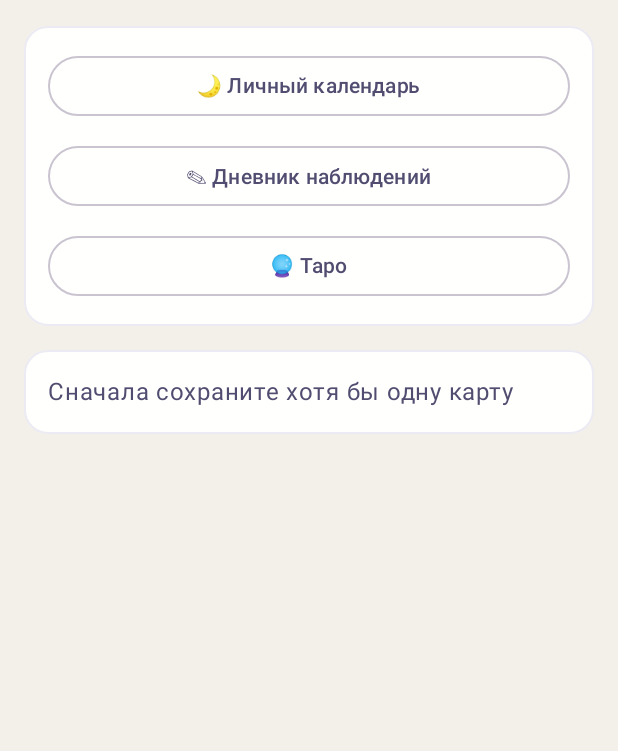
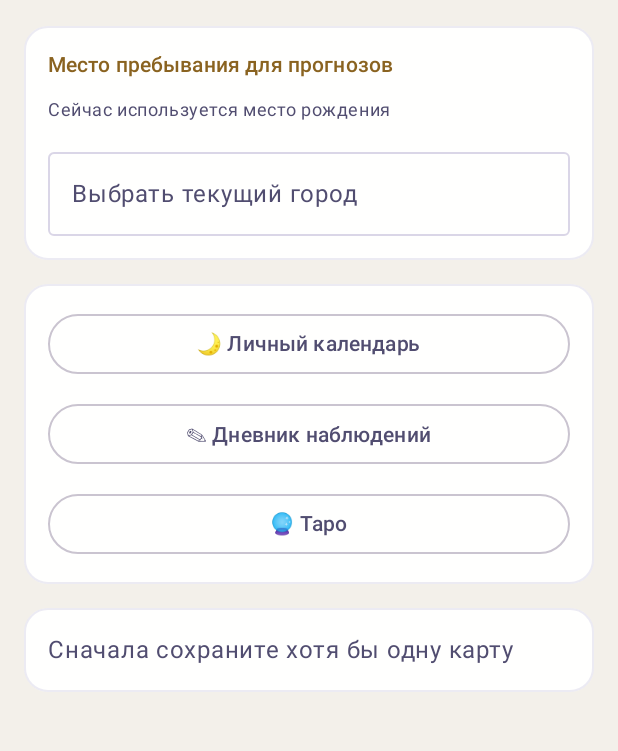
Before and after one commit to shubinarti-glitch/astro-calculator, an Android app built with Jetpack Compose: the composable ToolsScreen shown on its own in the app's theme, on a phone screen of 412 x 824 dp, the part 100-851 px from its top. Run offline under Robolectric (Android 15) with nearby library versions, the light colour scheme and no system bars; our stand-ins replace Dagger/Hilt's generated code, Room's generated code; network calls fail.

Commit message:
Add current city selection for forecasts

```diff
--- a/android/app/src/main/java/ru/astrosmap/app/ui/tools/ForecastScreen.kt
+++ b/android/app/src/main/java/ru/astrosmap/app/ui/tools/ForecastScreen.kt
@@ -34,6 +34,7 @@ import kotlinx.coroutines.launch
 import ru.astrosmap.app.R
 import ru.astrosmap.app.data.ChartDao
 import ru.astrosmap.app.data.JournalDao
+import ru.astrosmap.app.data.ForecastLocationStore
 import ru.astrosmap.app.data.api.AstroApi
 import ru.astrosmap.app.data.api.DateDto
 import ru.astrosmap.app.data.api.ForecastApiRequest
@@ -88,6 +89,7 @@ class ForecastViewModel @Inject constructor(
                         natal = entity.toNatalRequest(),
                         start = DateDto(range.first.year, range.first.monthValue, range.first.dayOfMonth),
                         end = DateDto(range.second.year, range.second.monthValue, range.second.dayOfMonth),
+                        location = ForecastLocationStore.get(context),
                     ),
                 )
             }
--- a/android/app/src/main/java/ru/astrosmap/app/ui/tools/ReturnScreen.kt
+++ b/android/app/src/main/java/ru/astrosmap/app/ui/tools/ReturnScreen.kt
@@ -28,12 +28,14 @@ import androidx.lifecycle.SavedStateHandle
 import androidx.lifecycle.ViewModel
 import androidx.lifecycle.viewModelScope
 import dagger.hilt.android.lifecycle.HiltViewModel
+import dagger.hilt.android.qualifiers.ApplicationContext
 import kotlinx.coroutines.flow.MutableStateFlow
 import kotlinx.coroutines.flow.StateFlow
 import kotlinx.coroutines.launch
 import kotlinx.serialization.json.JsonObject
 import ru.astrosmap.app.R
 import ru.astrosmap.app.data.ChartDao
+import ru.astrosmap.app.data.ForecastLocationStore
 import ru.astrosmap.app.data.RemoteChart
 import ru.astrosmap.app.data.api.AstroApi
 import ru.astrosmap.app.data.api.ReturnApiRequest
@@ -47,6 +49,7 @@ import javax.inject.Inject
 @HiltViewModel
 class ReturnViewModel @Inject constructor(
     savedStateHandle: SavedStateHandle,
+    @ApplicationContext private val context: android.content.Context,
     private val dao: ChartDao,
     private val api: AstroApi,
 ) : ViewModel() {
@@ -90,6 +93,7 @@ class ReturnViewModel @Inject constructor(
                         year = year,
                         month = if (isLunar) month else null,
                         returnType = if (isLunar) "Lunar" else "Solar",
+                        location = ForecastLocationStore.get(context),
                     ),
                 )
             }
@@ -102,6 +106,7 @@ class ReturnViewModel @Inject constructor(
                             natal = entity.toNatalRequest(),
                             year = year - 1,
                             returnType = "Solar",
+                            location = ForecastLocationStore.get(context),
                         ),
                     )
                 }
--- a/android/app/src/main/java/ru/astrosmap/app/ui/tools/ToolsScreen.kt
+++ b/android/app/src/main/java/ru/astrosmap/app/ui/tools/ToolsScreen.kt
@@ -14,7 +14,9 @@ import androidx.compose.material3.AlertDialog
 import androidx.compose.material3.Button
 import androidx.compose.material3.MaterialTheme
 import androidx.compose.material3.OutlinedButton
+import androidx.compose.material3.OutlinedTextField
 import androidx.compose.material3.RadioButton
+import androidx.compose.material3.Surface
 import androidx.compose.material3.Text
 import androidx.compose.material3.TextButton
 import androidx.compose.runtime.Composable
@@ -34,18 +36,25 @@ import androidx.hilt.navigation.compose.hiltViewModel
 import androidx.lifecycle.ViewModel
 import androidx.lifecycle.viewModelScope
 import dagger.hilt.android.lifecycle.HiltViewModel
+import dagger.hilt.android.qualifiers.ApplicationContext
+import kotlinx.coroutines.Dispatchers
 import kotlinx.coroutines.flow.SharingStarted
 import kotlinx.coroutines.flow.stateIn
+import kotlinx.coroutines.withContext
 import ru.astrosmap.app.R
 import ru.astrosmap.app.data.ChartDao
 import ru.astrosmap.app.data.ChartEntity
+import ru.astrosmap.app.data.CityStore
+import ru.astrosmap.app.data.ForecastLocationStore
 import ru.astrosmap.app.ui.theme.AppHeader
 import ru.astrosmap.app.ui.theme.AstroPanel
 import javax.inject.Inject
 
 @HiltViewModel
 class ToolsViewModel @Inject constructor(
+    @ApplicationContext private val context: android.content.Context,
     dao: ChartDao,
+    private val cities: CityStore,
     private val api: ru.astrosmap.app.data.api.AstroApi,
 ) : ViewModel() {
     val charts = dao.search("").stateIn(viewModelScope, SharingStarted.WhileSubscribed(5000), emptyList())
@@ -53,13 +62,44 @@ class ToolsViewModel @Inject constructor(
     // Общие транзиты (общий небесный фон) — не требуют карты; при офлайне просто пусто.
     var transits by mutableStateOf<List<ru.astrosmap.app.data.api.PlanetTransit>>(emptyList())
         private set
+    var locationQuery by mutableStateOf("")
+        private set
+    var locationSuggestions by mutableStateOf<List<CityStore.City>>(emptyList())
+        private set
+    var forecastLocationName by mutableStateOf(ForecastLocationStore.get(context)?.city.orEmpty())
+        private set
 
     init {
         viewModelScope.launch {
             transits = runCatching {
-                api.currentTransits(if (ru.astrosmap.app.ui.AstroLabels.isRu()) "ru" else "en").transits
+                api.currentTransits(
+                    lang = if (ru.astrosmap.app.ui.AstroLabels.isRu()) "ru" else "en",
+                    timezone = java.time.ZoneId.systemDefault().id,
+                ).transits
             }.getOrDefault(emptyList())
         }
+    }
+
+    fun onLocationQuery(value: String) {
+        locationQuery = value
+        viewModelScope.launch {
+            locationSuggestions = withContext(Dispatchers.IO) { cities.search(value) }
+        }
+    }
+
+    fun selectLocation(city: CityStore.City) {
+        val label = city.label(ru.astrosmap.app.ui.AstroLabels.isRu())
+        ForecastLocationStore.save(context, city, label)
+        forecastLocationName = label
+        locationQuery = ""
+        locationSuggestions = emptyList()
+    }
+
+    fun useBirthLocation() {
+        ForecastLocationStore.clear(context)
+        forecastLocationName = ""
+        locationQuery = ""
+        locationSuggestions = emptyList()
     }
 }
 
@@ -114,6 +154,48 @@ fun ToolsScreen(
         verticalArrangement = Arrangement.spacedBy(16.dp),
     ) {
         AppHeader(stringResource(R.string.section_tools))
+
+        AstroPanel {
+            Text(
+                stringResource(R.string.forecast_location_title),
+                style = MaterialTheme.typography.titleSmall,
+                color = MaterialTheme.colorScheme.primary,
+            )
+            Text(
+                if (viewModel.forecastLocationName.isBlank()) {
+                    stringResource(R.string.forecast_location_birth)
+                } else {
+                    stringResource(R.string.forecast_location_selected, viewModel.forecastLocationName)
+                },
+                style = MaterialTheme.typography.bodySmall,
+                color = MaterialTheme.colorScheme.onSurfaceVariant,
+            )
+            OutlinedTextField(
+                value = viewModel.locationQuery,
+                onValueChange = viewModel::onLocationQuery,
+                label = { Text(stringResource(R.string.forecast_location_choose)) },
+                singleLine = true,
+                modifier = Modifier.fillMaxWidth(),
+            )
+            viewModel.locationSuggestions.forEach { city ->
+                Surface(
+                    onClick = { viewModel.selectLocation(city) },
+                    color = MaterialTheme.colorScheme.surface,
+                    shape = MaterialTheme.shapes.medium,
+                    modifier = Modifier.fillMaxWidth(),
+                ) {
+                    Text(
+                        city.label(ru.astrosmap.app.ui.AstroLabels.isRu()),
+                        Modifier.padding(horizontal = 12.dp, vertical = 10.dp),
+                    )
+                }
+            }
+            if (viewModel.forecastLocationName.isNotBlank()) {
+                TextButton(onClick = viewModel::useBirthLocation) {
+                    Text(stringResource(R.string.forecast_location_use_birth))
+                }
+            }
+        }
 
         // Лунный календарь и Таро не требуют сохранённой карты — доступны всегда.
         AstroPanel {
--- a/android/app/src/main/res/values/strings.xml
+++ b/android/app/src/main/res/values/strings.xml
@@ -348,4 +348,9 @@
     <string name="material_pdf_available">PDF доступен: активен Premium или имеется разовый PDF-кредит.</string>
     <string name="material_pdf_locked">Выбор для PDF доступен с Premium или разовым PDF-кредитом.</string>
     <string name="aspect_orb">Орб: %1$s°</string>
+    <string name="forecast_location_title">Место пребывания для прогнозов</string>
+    <string name="forecast_location_birth">Сейчас используется место рождения</string>
+    <string name="forecast_location_selected">Выбрано: %1$s</string>
+    <string name="forecast_location_choose">Выбрать текущий город</string>
+    <string name="forecast_location_use_birth">Использовать место рождения</string>
 </resources>
```
Also changed, not shown: android/app/src/main/java/ru/astrosmap/app/data/ForecastLocationStore.kt (added, +34 -0 lines), android/app/src/main/java/ru/astrosmap/app/data/api/AstroApi.kt (+15 -1 lines), android/app/src/main/java/ru/astrosmap/app/ui/today/TodayScreen.kt (+10 -2 lines), android/app/src/main/java/ru/astrosmap/app/ui/tools/LunarCalendarScreen.kt (+7 -4 lines), android/app/src/main/java/ru/astrosmap/app/ui/tools/TransitScreen.kt (+9 -1 lines), 1 other file.
